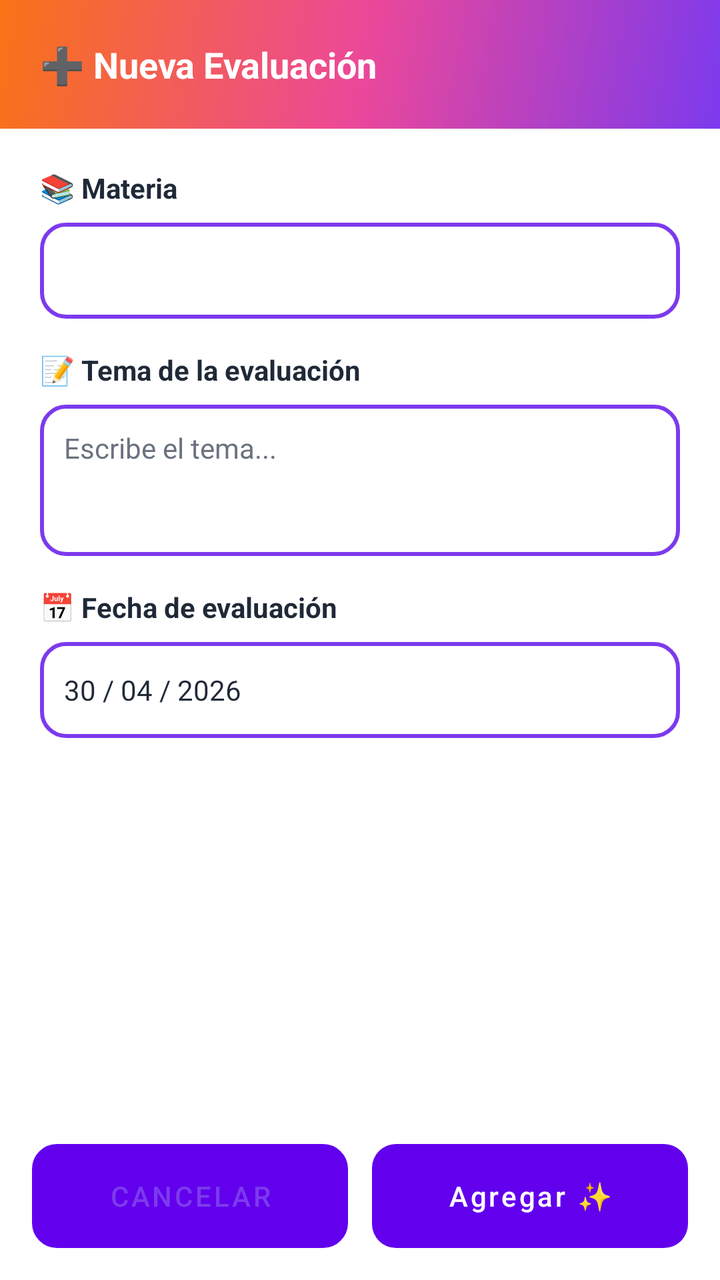
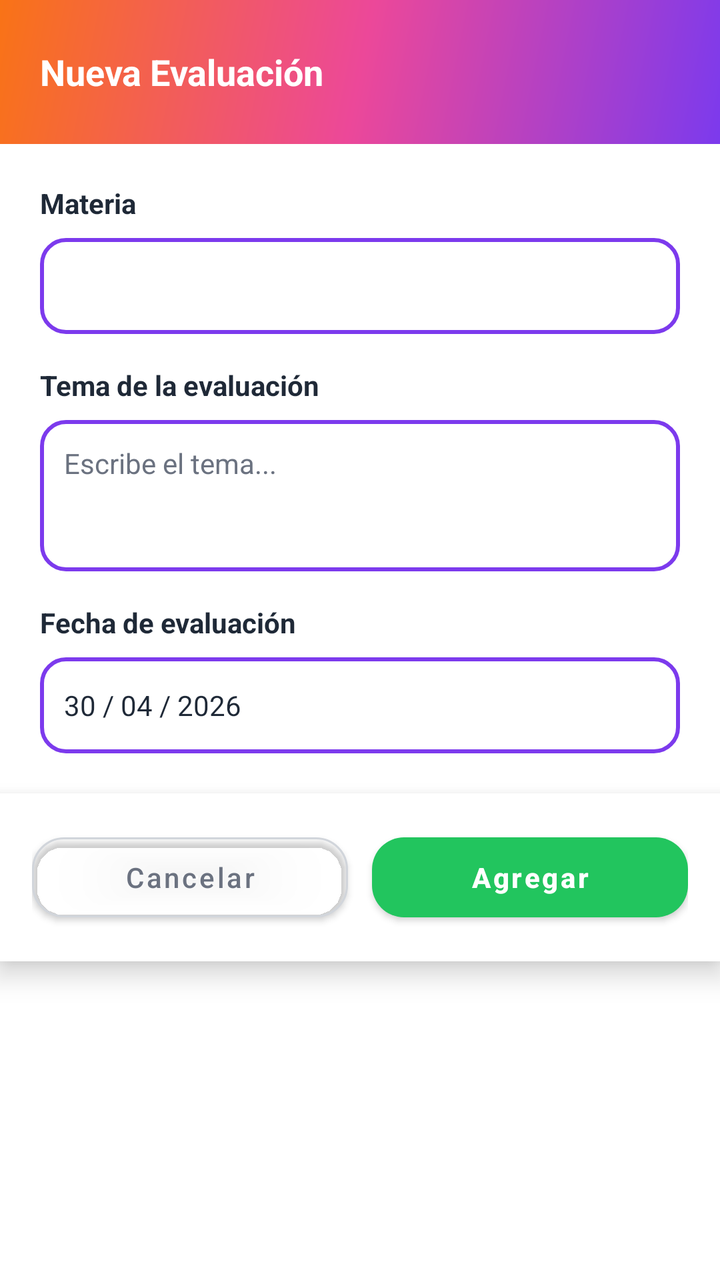

Two renders of the same Android screen: before a commit and after it. Below are the layout's source before the change and the commit's diff.
<!-- AndroidManifest.xml: application theme Theme.MaterialComponents.Light.NoActionBar -->
<!-- res/layout/dialog_new_evaluation.xml -->
<?xml version="1.0" encoding="utf-8"?>
<LinearLayout xmlns:android="http://schemas.android.com/apk/res/android"
    android:layout_width="match_parent"
    android:layout_height="wrap_content"
    android:background="@drawable/bg_dialog_bottom_sheet"
    android:orientation="vertical">

    <LinearLayout
        android:layout_width="match_parent"
        android:layout_height="wrap_content"
        android:background="@drawable/bg_header_gradient"
        android:gravity="center_vertical"
        android:orientation="horizontal"
        android:padding="20dp">

        <TextView
            android:layout_width="wrap_content"
            android:layout_height="wrap_content"
            android:text="➕ Nueva Evaluación"
            android:textColor="@color/white"
            android:textSize="18sp"
            android:textStyle="bold" />
    </LinearLayout>

    <ScrollView
        android:layout_width="match_parent"
        android:layout_height="0dp"
        android:layout_weight="1"
        android:fillViewport="true">

        <LinearLayout
            android:layout_width="match_parent"
            android:layout_height="wrap_content"
            android:orientation="vertical"
            android:padding="20dp">

            <TextView
                android:layout_width="wrap_content"
                android:layout_height="wrap_content"
                android:layout_marginBottom="8dp"
                android:text="📚 Materia"
                android:textColor="@color/text_primary"
                android:textSize="14sp"
                android:textStyle="bold" />

            <FrameLayout
                android:layout_width="match_parent"
                android:layout_height="wrap_content"
                android:layout_marginBottom="16dp"
                android:background="@drawable/bg_input_outlined">

                <Spinner
                    android:id="@+id/spinnerSubject"
                    android:layout_width="match_parent"
                    android:layout_height="48dp"
                    android:background="@android:color/transparent"
                    android:paddingStart="12dp"
                    android:paddingEnd="12dp" />
            </FrameLayout>

            <TextView
                android:layout_width="wrap_content"
                android:layout_height="wrap_content"
                android:layout_marginBottom="8dp"
                android:text="📝 Tema de la evaluación"
                android:textColor="@color/text_primary"
                android:textSize="14sp"
                android:textStyle="bold" />

            <EditText
                android:id="@+id/editTopic"
                android:layout_width="match_parent"
                android:layout_height="wrap_content"
                android:layout_marginBottom="16dp"
                android:background="@drawable/bg_input_outlined"
                android:gravity="top|start"
                android:hint="Escribe el tema..."
                android:inputType="textMultiLine|textCapSentences"
                android:maxLines="5"
                android:minLines="3"
                android:padding="12dp"
                android:textColor="@color/text_primary"
                android:textColorHint="@color/text_secondary"
                android:textSize="14sp" />

            <TextView
                android:layout_width="wrap_content"
                android:layout_height="wrap_content"
                android:layout_marginBottom="8dp"
                android:text="📅 Fecha de evaluación"
                android:textColor="@color/text_primary"
                android:textSize="14sp"
                android:textStyle="bold" />

            <TextView
                android:id="@+id/tvDate"
                android:layout_width="match_parent"
                android:layout_height="48dp"
                android:background="@drawable/bg_input_outlined"
                android:clickable="true"
                android:focusable="true"
                android:gravity="center_vertical"
                android:padding="12dp"
                android:text="30 / 04 / 2026"
                android:textColor="@color/text_primary"
                android:textSize="14sp" />
        </LinearLayout>
    </ScrollView>

    <LinearLayout
        android:layout_width="match_parent"
        android:layout_height="wrap_content"
        android:orientation="horizontal"
        android:padding="16dp"
        android:weightSum="2">

        <Button
            android:id="@+id/btnCancel"
            android:layout_width="0dp"
            android:layout_height="wrap_content"
            android:layout_marginEnd="6dp"
            android:layout_weight="1"
            android:background="@drawable/bg_button_secondary"
            android:ellipsize="none"
            android:gravity="center"
            android:minHeight="52dp"
            android:singleLine="true"
            android:stateListAnimator="@null"
            android:text="Cancelar"
            android:textColor="@color/grad_purple"
            android:textSize="14sp" />

        <Button
            android:id="@+id/btnAdd"
            android:layout_width="0dp"
            android:layout_height="wrap_content"
            android:layout_marginStart="6dp"
            android:layout_weight="1"
            android:background="@drawable/bg_button_primary"
            android:ellipsize="none"
            android:gravity="center"
            android:minHeight="52dp"
            android:singleLine="true"
            android:stateListAnimator="@null"
            android:text="Agregar ✨"
            android:textAllCaps="false"
            android:textColor="@color/white"
            android:textSize="14sp" />
    </LinearLayout>

</LinearLayout>
<!-- resources referenced by this layout -->
<resources>
  <color name="grad_purple">#7C3AED</color>
  <color name="text_primary">#1F2937</color>
  <color name="text_secondary">#6B7280</color>
  <color name="white">#FFFFFF</color>
  <!-- drawable bg_button_primary (drawable) -->
  <?xml version="1.0" encoding="utf-8"?>
  <shape xmlns:android="http://schemas.android.com/apk/res/android">
      <gradient
          android:angle="135"
          android:startColor="@color/grad_purple"
          android:endColor="@color/grad_pink" />
      <corners android:radius="12dp" />
  </shape>
  <!-- drawable bg_button_secondary (drawable) -->
  <?xml version="1.0" encoding="utf-8"?>
  <shape xmlns:android="http://schemas.android.com/apk/res/android">
      <solid android:color="@color/white" />
      <stroke android:width="1dp" android:color="@color/grad_purple" />
      <corners android:radius="12dp" />
  </shape>
  <!-- drawable bg_dialog_bottom_sheet (drawable) -->
  <?xml version="1.0" encoding="utf-8"?>
  <shape xmlns:android="http://schemas.android.com/apk/res/android">
      <solid android:color="@color/white" />
      <corners
          android:topLeftRadius="24dp"
          android:topRightRadius="24dp"
          android:bottomLeftRadius="0dp"
          android:bottomRightRadius="0dp" />
  </shape>
  <!-- drawable bg_header_gradient (drawable) -->
  <?xml version="1.0" encoding="utf-8"?>
  <shape xmlns:android="http://schemas.android.com/apk/res/android">
      <gradient
          android:angle="135"
          android:startColor="@color/grad_purple"
          android:centerColor="@color/grad_pink"
          android:endColor="@color/grad_orange" />
  </shape>
  <!-- drawable bg_input_outlined (drawable) -->
  <?xml version="1.0" encoding="utf-8"?>
  <shape xmlns:android="http://schemas.android.com/apk/res/android">
      <solid android:color="@color/white" />
      <stroke android:width="2dp" android:color="@color/grad_purple" />
      <corners android:radius="12dp" />
  </shape>
  <color name="grad_pink">#EC4899</color>
  <color name="grad_orange">#F97316</color>
</resources>

<!-- the commit's change to res/layout/dialog_new_evaluation.xml (unified diff, before → after) -->
@@ -1,44 +1,37 @@
 <?xml version="1.0" encoding="utf-8"?>
 <LinearLayout xmlns:android="http://schemas.android.com/apk/res/android"
+    xmlns:app="http://schemas.android.com/apk/res-auto"
     android:layout_width="match_parent"
     android:layout_height="wrap_content"
-    android:background="@drawable/bg_dialog_bottom_sheet"
     android:orientation="vertical">
 
     <LinearLayout
         android:layout_width="match_parent"
-        android:layout_height="wrap_content"
+        android:layout_height="72dp"
         android:background="@drawable/bg_header_gradient"
         android:gravity="center_vertical"
-        android:orientation="horizontal"
         android:padding="20dp">
 
         <TextView
             android:layout_width="wrap_content"
             android:layout_height="wrap_content"
-            android:text="➕ Nueva Evaluación"
-            android:textColor="@color/white"
+            android:text="Nueva Evaluación"
+            android:textColor="@android:color/white"
             android:textSize="18sp"
             android:textStyle="bold" />
     </LinearLayout>
 
-    <ScrollView
+    <LinearLayout
         android:layout_width="match_parent"
-        android:layout_height="0dp"
-        android:layout_weight="1"
-        android:fillViewport="true">
-
-        <LinearLayout
-            android:layout_width="match_parent"
-            android:layout_height="wrap_content"
-            android:orientation="vertical"
-            android:padding="20dp">
+        android:layout_height="wrap_content"
+        android:orientation="vertical"
+        android:padding="20dp">
 
             <TextView
                 android:layout_width="wrap_content"
                 android:layout_height="wrap_content"
                 android:layout_marginBottom="8dp"
-                android:text="📚 Materia"
+                android:text="Materia"
                 android:textColor="@color/text_primary"
                 android:textSize="14sp"
                 android:textStyle="bold" />
@@ -62,13 +55,13 @@
                 android:layout_width="wrap_content"
                 android:layout_height="wrap_content"
                 android:layout_marginBottom="8dp"
-                android:text="📝 Tema de la evaluación"
+                android:text="Tema de la evaluación"
                 android:textColor="@color/text_primary"
                 android:textSize="14sp"
                 android:textStyle="bold" />
 
             <EditText
-                android:id="@+id/editTopic"
+                android:id="@+id/editTextTopic"
                 android:layout_width="match_parent"
                 android:layout_height="wrap_content"
                 android:layout_marginBottom="16dp"
@@ -87,13 +80,13 @@
                 android:layout_width="wrap_content"
                 android:layout_height="wrap_content"
                 android:layout_marginBottom="8dp"
-                android:text="📅 Fecha de evaluación"
+                android:text="Fecha de evaluación"
                 android:textColor="@color/text_primary"
                 android:textSize="14sp"
                 android:textStyle="bold" />
 
             <TextView
-                android:id="@+id/tvDate"
+                android:id="@+id/editTextDate"
                 android:layout_width="match_parent"
                 android:layout_height="48dp"
                 android:background="@drawable/bg_input_outlined"
@@ -104,48 +97,46 @@
                 android:text="30 / 04 / 2026"
                 android:textColor="@color/text_primary"
                 android:textSize="14sp" />
-        </LinearLayout>
-    </ScrollView>
+    </LinearLayout>
 
     <LinearLayout
         android:layout_width="match_parent"
         android:layout_height="wrap_content"
         android:orientation="horizontal"
         android:padding="16dp"
-        android:weightSum="2">
+        android:elevation="8dp"
+        android:background="@android:color/white">
 
-        <Button
+        <com.google.android.material.button.MaterialButton
             android:id="@+id/btnCancel"
             android:layout_width="0dp"
-            android:layout_height="wrap_content"
-            android:layout_marginEnd="6dp"
+            android:layout_height="52dp"
             android:layout_weight="1"
-            android:background="@drawable/bg_button_secondary"
-            android:ellipsize="none"
-            android:gravity="center"
-            android:minHeight="52dp"
-            android:singleLine="true"
-            android:stateListAnimator="@null"
+            android:minWidth="0dp"
             android:text="Cancelar"
-            android:textColor="@color/grad_purple"
-            android:textSize="14sp" />
+            android:textColor="#6B7280"
+            android:textAllCaps="false"
+            app:backgroundTint="@android:color/transparent"
+            app:strokeColor="@color/gray_300"
+            app:strokeWidth="1dp"
+            app:cornerRadius="16dp" />
 
-        <Button
+        <Space
+            android:layout_width="12dp"
+            android:layout_height="1dp" />
+
+        <com.google.android.material.button.MaterialButton
             android:id="@+id/btnAdd"
             android:layout_width="0dp"
-            android:layout_height="wrap_content"
-            android:layout_marginStart="6dp"
+            android:layout_height="52dp"
             android:layout_weight="1"
-            android:background="@drawable/bg_button_primary"
-            android:ellipsize="none"
-            android:gravity="center"
-            android:minHeight="52dp"
-            android:singleLine="true"
-            android:stateListAnimator="@null"
-            android:text="Agregar ✨"
+            android:minWidth="0dp"
+            android:text="Agregar"
+            android:textColor="@android:color/white"
             android:textAllCaps="false"
-            android:textColor="@color/white"
-            android:textSize="14sp" />
+            android:textStyle="bold"
+            app:backgroundTint="@color/green_500"
+            app:cornerRadius="16dp" />
     </LinearLayout>
 
 </LinearLayout>
<!-- resource entries referenced after the edit -->
@@ -1,35 +1,11 @@
 <!-- resources referenced by this layout -->
 <resources>
+  <color name="gray_300">#D1D5DB</color>
+  <color name="green_500">#22C55E</color>
   <color name="grad_purple">#7C3AED</color>
   <color name="text_primary">#1F2937</color>
   <color name="text_secondary">#6B7280</color>
   <color name="white">#FFFFFF</color>
-  <!-- drawable bg_button_primary (drawable) -->
-  <?xml version="1.0" encoding="utf-8"?>
-  <shape xmlns:android="http://schemas.android.com/apk/res/android">
-      <gradient
-          android:angle="135"
-          android:startColor="@color/grad_purple"
-          android:endColor="@color/grad_pink" />
-      <corners android:radius="12dp" />
-  </shape>
-  <!-- drawable bg_button_secondary (drawable) -->
-  <?xml version="1.0" encoding="utf-8"?>
-  <shape xmlns:android="http://schemas.android.com/apk/res/android">
-      <solid android:color="@color/white" />
-      <stroke android:width="1dp" android:color="@color/grad_purple" />
-      <corners android:radius="12dp" />
-  </shape>
-  <!-- drawable bg_dialog_bottom_sheet (drawable) -->
-  <?xml version="1.0" encoding="utf-8"?>
-  <shape xmlns:android="http://schemas.android.com/apk/res/android">
-      <solid android:color="@color/white" />
-      <corners
-          android:topLeftRadius="24dp"
-          android:topRightRadius="24dp"
-          android:bottomLeftRadius="0dp"
-          android:bottomRightRadius="0dp" />
-  </shape>
   <!-- drawable bg_header_gradient (drawable) -->
   <?xml version="1.0" encoding="utf-8"?>
   <shape xmlns:android="http://schemas.android.com/apk/res/android">
